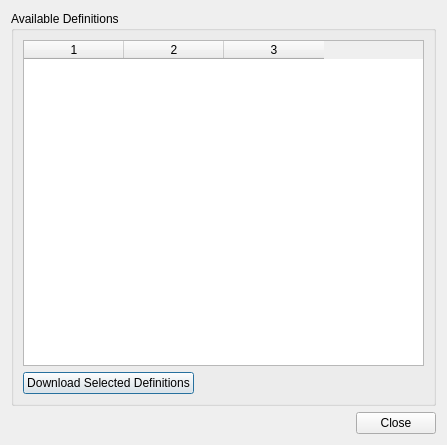
This is src/plugins/texteditor/generichighlighter/managedefinitionsdialog.ui in qt-creator/qt-creator as Qt 5 draws it before an edit. The edited form follows.
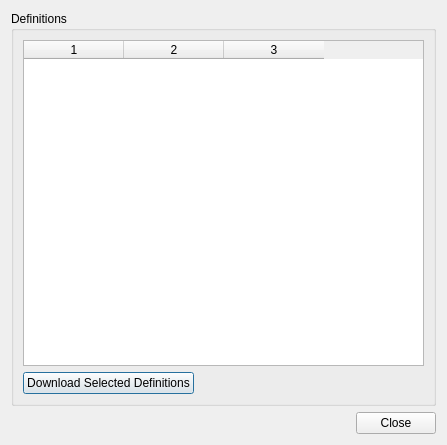
This is the edited form.

```diff
--- a/src/plugins/texteditor/generichighlighter/managedefinitionsdialog.ui
+++ b/src/plugins/texteditor/generichighlighter/managedefinitionsdialog.ui
@@ -17,7 +17,7 @@
    <item>
     <widget class="QGroupBox" name="definitionsGroupBox">
      <property name="title">
-      <string>Available Definitions</string>
+      <string>Definitions</string>
      </property>
      <layout class="QVBoxLayout" name="verticalLayout">
       <item>
```
